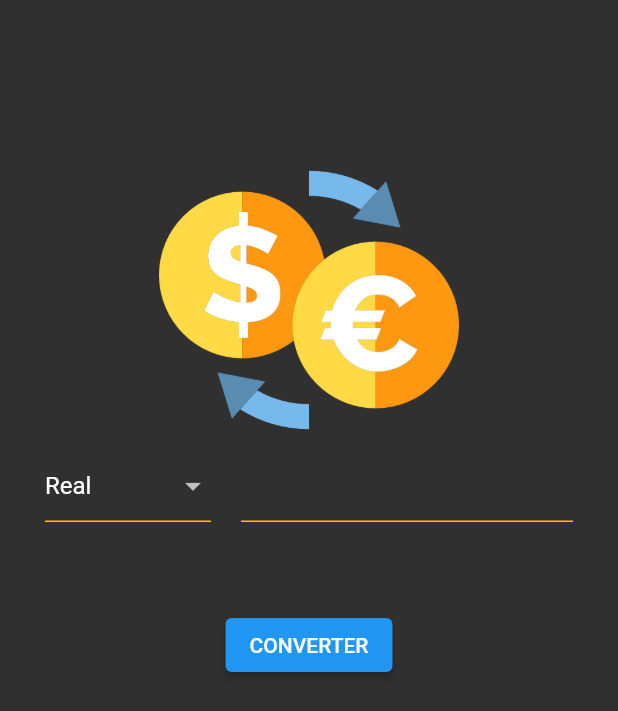
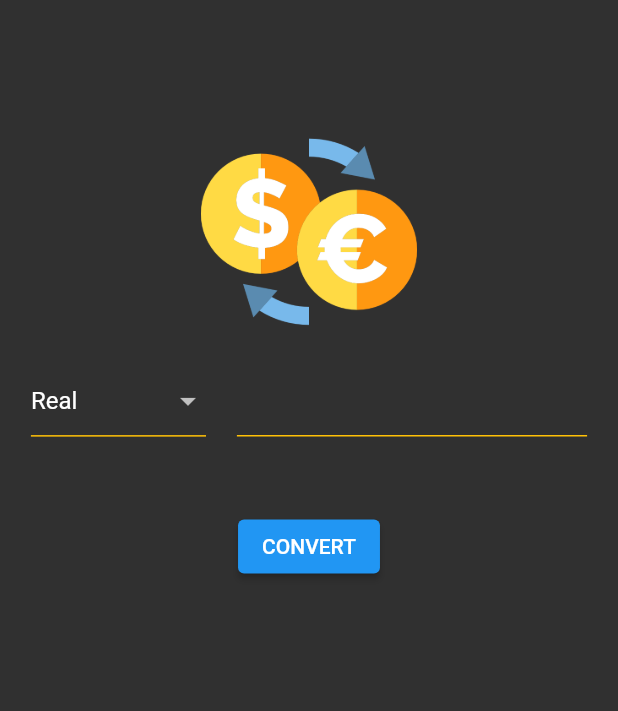
Before and after one commit to andrius111/flutter-currency-converter, a Flutter app: the screen it shows after launch, on a phone screen of 412 x 824 dp. Shown: the top 711 px of the screen. Run offline on Flutter 3.47's test engine with Material 2 defaults, Android fonts, the phone set to English and light mode, and no system bars.

Commit message:
Responsive adjusts

```diff
--- a/lib/app/views/home_view.dart
+++ b/lib/app/views/home_view.dart
@@ -3,26 +3,31 @@ import 'package:flutter/material.dart';
 class HomeView extends StatelessWidget {
   @override
   Widget build(BuildContext context) {
+    Size size = MediaQuery.of(context).size;
+
     return Scaffold(
       body: SizedBox(
-        width: MediaQuery.of(context).size.width,
-        height: MediaQuery.of(context).size.height,
+        width: size.width,
+        height: size.height,
         child: Padding(
-          padding: const EdgeInsets.only(
-            top: 100,
-            left: 30,
-            right: 30,
+          padding: EdgeInsets.only(
+            top: size.height * .1,
+            left: size.width * .05,
+            right: size.width * .05,
           ),
           child: Column(
             children: [
               SafeArea(
                 child: Image.asset(
                   'assets/logo.png',
-                  width: 200,
+                  width: size.width * .35,
                 ),
               ),
               SizedBox(
-                width: MediaQuery.of(context).size.width,
+                height: size.height * .02,
+              ),
+              SizedBox(
+                width: size.width,
                 child: Row(
                   crossAxisAlignment: CrossAxisAlignment.start,
                   children: [
@@ -44,16 +49,17 @@ class HomeView extends StatelessWidget {
                               child: Text('Dolar'),
                             ),
                           ],
-                          onChanged: (value) {},
+                          onChanged: (_) {},
                         ),
                       ),
                     ),
                     SizedBox(
-                      width: 20,
+                      width: size.width * 0.05,
                     ),
                     Expanded(
                       flex: 2,
                       child: TextField(
+                        onChanged: (_) {},
                         decoration: InputDecoration(
                           enabledBorder: UnderlineInputBorder(
                             borderSide: BorderSide(
@@ -72,10 +78,10 @@ class HomeView extends StatelessWidget {
                 ),
               ),
               SizedBox(
-                height: 50,
+                height: size.height * .05,
               ),
               ElevatedButton(
-                child: Text('CONVERTER'),
+                child: Text('CONVERT'),
                 onPressed: () {},
               ),
             ],
```
